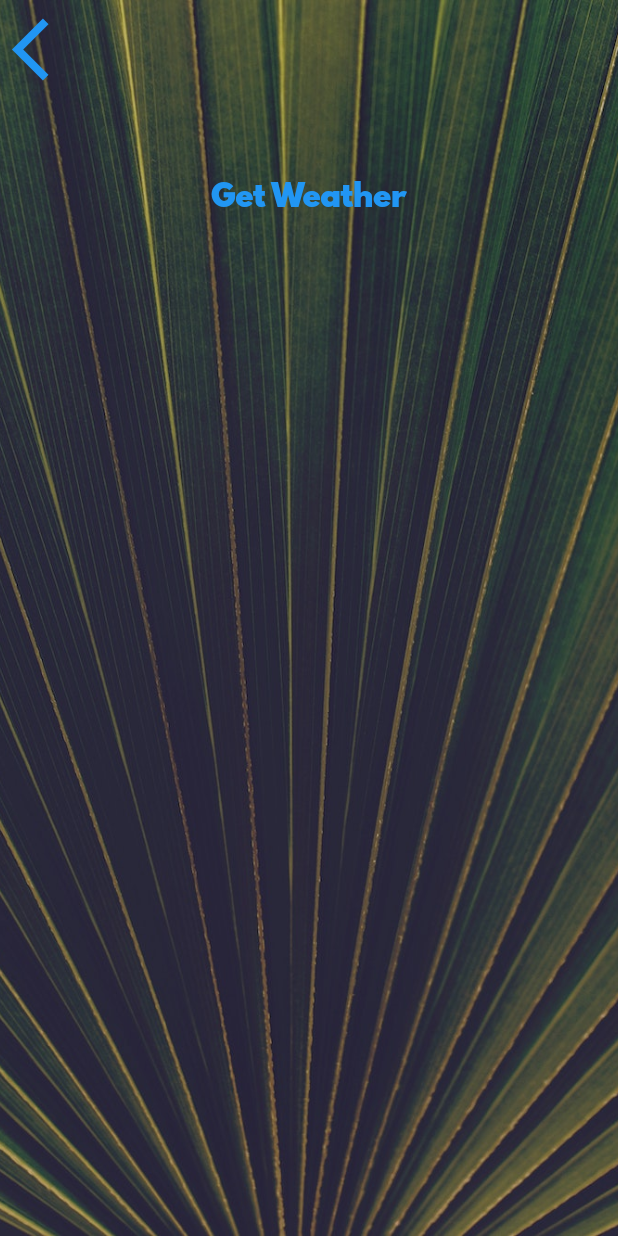
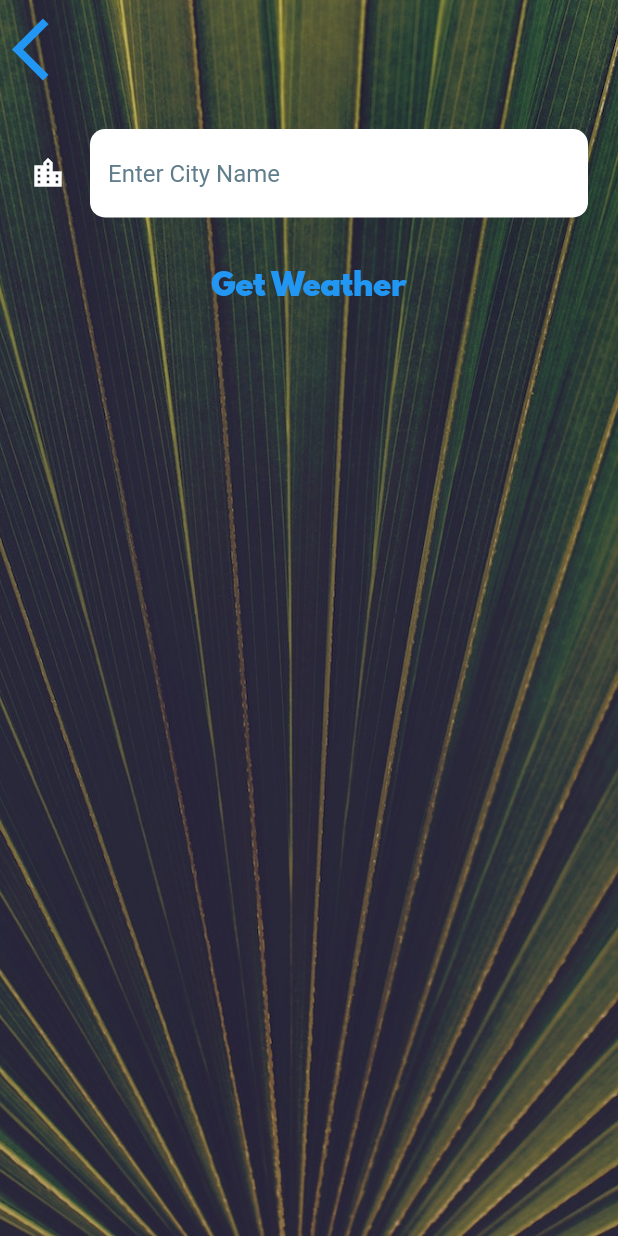
Before and after one commit to JamJamm-xQ/Wither_Weather, a Flutter app: the CityScreen screen opened by its route, on a phone screen of 412 x 824 dp. Run offline on Flutter 3.47's test engine with Material 2 defaults, Android fonts, the light colour scheme and no system bars; our stand-ins replace flutter_spinkit, geolocator; network calls fail.

Commit message:
Final App\!
Wither Weather is finally finished\!.. at least for now. In this update, Wither Weather can now access weather data from user location and from city entry. Real Time weather data from OpenWeather Maps.

```diff
--- a/lib/screens/city_screen.dart
+++ b/lib/screens/city_screen.dart
@@ -1,6 +1,5 @@
 import 'package:flutter/material.dart';
 import 'package:wither_weather/utilities/constants.dart';
-
 
 class CityScreen extends StatefulWidget {
   const CityScreen({Key? key}) : super(key: key);
@@ -10,6 +9,7 @@ class CityScreen extends StatefulWidget {
 }
 
 class _CityScreenState extends State<CityScreen> {
+  late String cityName;
   @override
   Widget build(BuildContext context) {
     return Scaffold(
@@ -27,7 +27,9 @@ class _CityScreenState extends State<CityScreen> {
               Align(
                 alignment: Alignment.topLeft,
                 child: TextButton(
-                  onPressed: () {},
+                  onPressed: () {
+                    Navigator.pop(context);
+                  },
                   child: const Icon(
                     Icons.arrow_back_ios,
                     size: 50.0,
@@ -36,10 +38,19 @@ class _CityScreenState extends State<CityScreen> {
               ),
               Container(
                 padding: const EdgeInsets.all(20.0),
-                child: null,
+                child: TextField(
+                    onChanged: (value) {
+                      cityName = value;
+                    },
+                    style: const TextStyle(
+                      color: Colors.black,
+                    ),
+                    decoration: kTextFieldInputBorderStyle),
               ),
               TextButton(
-                onPressed: () {},
+                onPressed: () {
+                  Navigator.pop(context, cityName);
+                },
                 child: const Text(
                   'Get Weather',
                   style: kButtonTextStyle,
--- a/lib/utilities/constants.dart
+++ b/lib/utilities/constants.dart
@@ -23,3 +23,20 @@ const kWeatherDescriptionTextStyle = TextStyle(
   fontFamily: 'Spartan MB',
   fontSize: 20.0,
 );
+
+
+const kTextFieldInputBorderStyle = InputDecoration(
+                      border: OutlineInputBorder(
+                        borderRadius: BorderRadius.all(
+                          Radius.circular(10.0),
+                        ),
+                        borderSide: BorderSide.none,
+                      ),
+                      filled: true,
+                      fillColor: Colors.white,
+                      hintText: 'Enter City Name',
+                      hintStyle: TextStyle(color: Colors.blueGrey),
+                      icon: Icon(
+                        Icons.location_city,
+                        color: Colors.white,
+                      ));
```
Also changed, not shown: lib/screens/loading_screen.dart (+2 -14 lines), lib/screens/location_screen.dart (+52 -11 lines), lib/services/networking.dart (+5 -4 lines), lib/services/weather.dart (+30 -0 lines), 1 other file.
